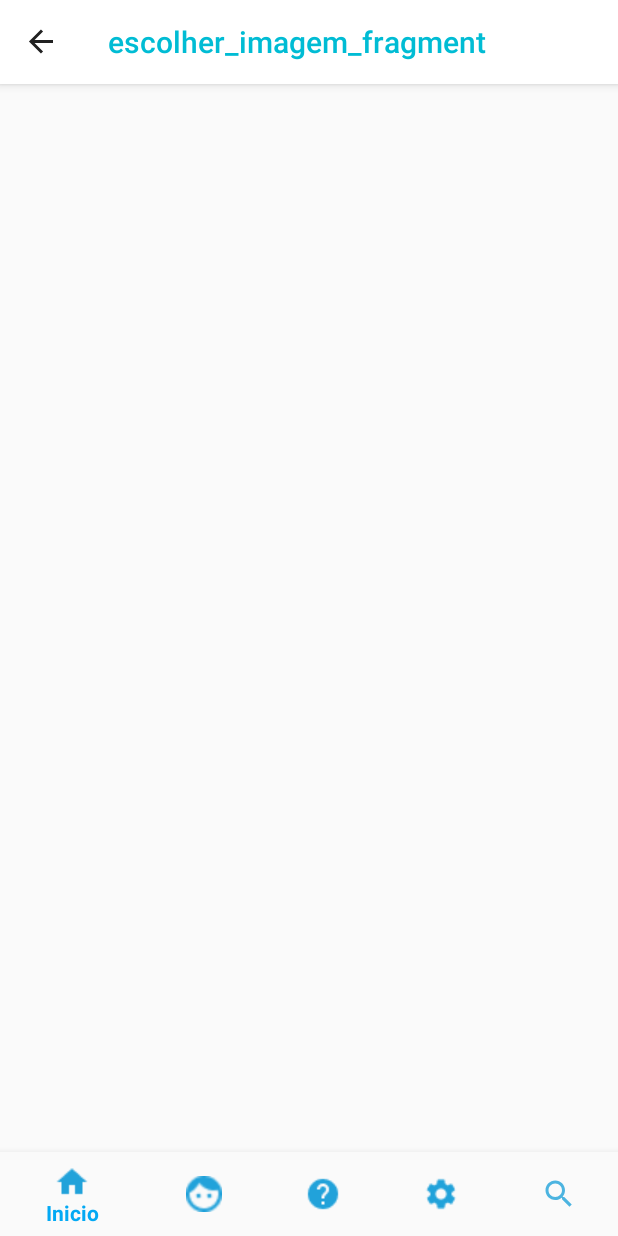
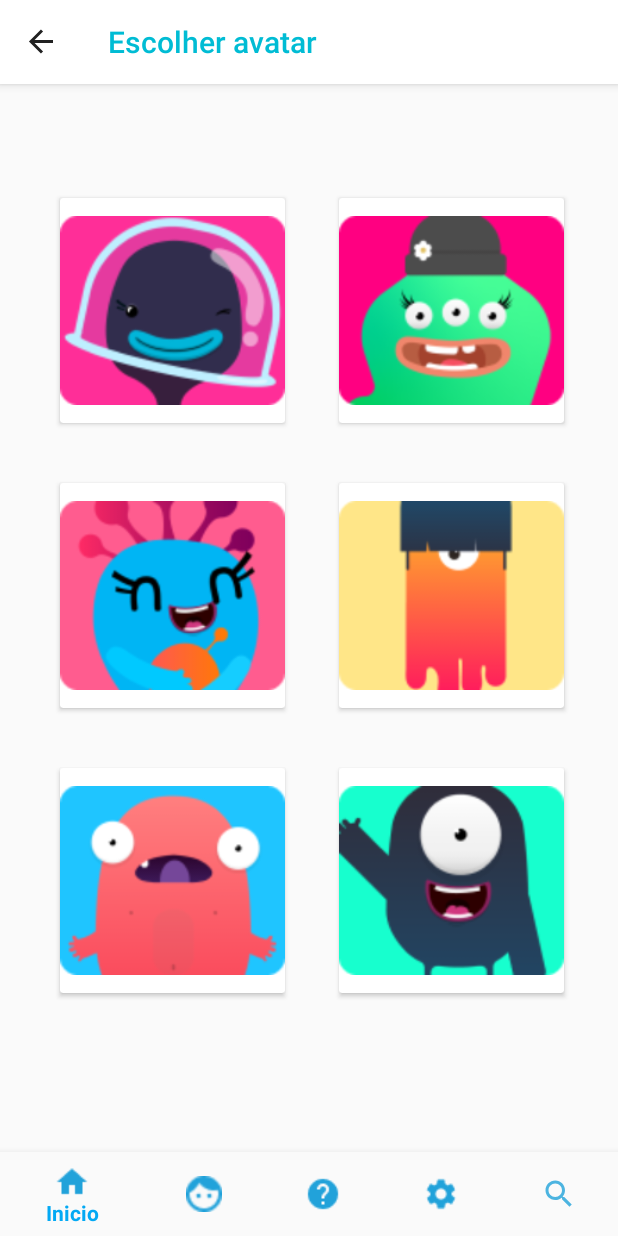
Before and after one commit to Brunostd/Edu_TesteAndroid, an Android app: the EscolherImagemFragment screen opened through its navigation route, on a phone screen of 412 x 824 dp. Run offline under Robolectric (Android 15) with nearby library versions, the phone set to English and light mode, and no system bars; our stand-ins replace Firebase (no records; nobody signed in at launch, a user with empty details on screens opened directly), navigation-ui.

Commit message:
Começando tela Escolher imagem

```diff
--- a/app/src/main/java/com/deny/eduedu/adapter/ImagemAdapter.kt
+++ b/app/src/main/java/com/deny/eduedu/adapter/ImagemAdapter.kt
@@ -14,7 +14,7 @@ class ImagemAdapter(var listaImagem: MutableList<Imagem>):
     inner class MyViewHolder(itemView: View): RecyclerView.ViewHolder(itemView){
         fun bind(imagem: Imagem){
             var escolherImagem: ImageView = itemView.findViewById(R.id.escolherImagem)
-            escolherImagem = imagem.escolherImagem
+            escolherImagem.setImageResource(imagem.escolherImagem)
         }
     }
 
--- a/app/src/main/java/com/deny/eduedu/model/Imagem.kt
+++ b/app/src/main/java/com/deny/eduedu/model/Imagem.kt
@@ -4,7 +4,7 @@ import android.graphics.drawable.Drawable
 import android.widget.ImageView
 
 class Imagem(
-    var escolherImagem: ImageView
+    var escolherImagem: Int
 ) {
     fun toMap() : HashMap<String, Any> {
 
--- a/app/src/main/java/com/deny/eduedu/ui/escolherImagem/EscolherImagemFragment.kt
+++ b/app/src/main/java/com/deny/eduedu/ui/escolherImagem/EscolherImagemFragment.kt
@@ -1,5 +1,6 @@
 package com.deny.eduedu.ui.escolherImagem
 
+import android.content.Context
 import androidx.lifecycle.ViewModelProvider
 import android.os.Bundle
 import androidx.fragment.app.Fragment
@@ -7,13 +8,13 @@ import android.view.LayoutInflater
 import android.view.View
 import android.view.ViewGroup
 import android.widget.TextView
+import androidx.appcompat.app.AppCompatActivity
 import androidx.core.view.get
 import androidx.recyclerview.widget.GridLayoutManager
 import com.bumptech.glide.Glide
 import com.deny.eduedu.R
 import com.deny.eduedu.adapter.ImagemAdapter
 import com.deny.eduedu.databinding.EscolherImagemFragmentBinding
-import com.deny.eduedu.databinding.FragmentNotificationsBinding
 import com.deny.eduedu.model.Imagem
 import com.deny.eduedu.ui.notifications.NotificationsViewModel
 import com.google.firebase.ktx.Firebase
@@ -25,12 +26,14 @@ class EscolherImagemFragment : Fragment() {
     private var _binding: EscolherImagemFragmentBinding? = null
     private var listaImagem: MutableList<Imagem> = ArrayList<Imagem>()
     lateinit var imagem: Imagem
-    var imagemAdapter: ImagemAdapter = ImagemAdapter(listaImagem)
 
     val storage = Firebase.storage
 
-    // This property is only valid between onCreateView and
-    // onDestroyView.
+    override fun onAttach(context: Context) {
+        super.onAttach(context)
+        (context as AppCompatActivity).supportActionBar!!.title = "Escolher avatar"
+    }
+
     private val binding get() = _binding!!
 
     override fun onCreateView(
@@ -44,18 +47,35 @@ class EscolherImagemFragment : Fragment() {
         _binding = EscolherImagemFragmentBinding.inflate(inflater, container, false)
         val root: View = binding.root
 
+
         consultarImagems()
 
+        binding.recyclerViewImagem.adapter = ImagemAdapter(listaImagem)
+        binding.recyclerViewImagem.layoutManager = GridLayoutManager(context, 2)
 
         return root
     }
 
     fun consultarImagems(){
 
+        imagem = Imagem(R.drawable.avatar1)
+        listaImagem.add(imagem)
 
+        imagem = Imagem(R.drawable.avatar2)
+        listaImagem.add(imagem)
 
-        binding.recyclerViewImagem.adapter = ImagemAdapter(listaImagem)
-        binding.recyclerViewImagem.layoutManager = GridLayoutManager(context, 2)
+        imagem = Imagem(R.drawable.avatar3)
+        listaImagem.add(imagem)
+
+        imagem = Imagem(R.drawable.avatar4)
+        listaImagem.add(imagem)
+
+        imagem = Imagem(R.drawable.avatar5)
+        listaImagem.add(imagem)
+
+        imagem = Imagem(R.drawable.avatar6)
+        listaImagem.add(imagem)
+
     }
 
     override fun onDestroyView() {
--- a/app/src/main/res/layout/imagem.xml
+++ b/app/src/main/res/layout/imagem.xml
@@ -1,16 +1,20 @@
 <?xml version="1.0" encoding="utf-8"?>
-<LinearLayout
-    xmlns:android="http://schemas.android.com/apk/res/android"
+<androidx.cardview.widget.CardView xmlns:android="http://schemas.android.com/apk/res/android"
     xmlns:app="http://schemas.android.com/apk/res-auto"
     android:layout_width="150dp"
     android:layout_height="150dp"
+    android:layout_margin="20dp"
     android:orientation="vertical">
 
-    <ImageView
-        android:id="@+id/escolherImagem"
+    <LinearLayout
         android:layout_width="match_parent"
-        android:layout_height="150dp"
-        android:scaleType="centerCrop"
-        app:srcCompat="@drawable/avatar7" />
+        android:layout_height="match_parent"
+        android:orientation="vertical">
 
-</LinearLayout>
+        <ImageView
+            android:id="@+id/escolherImagem"
+            android:layout_width="match_parent"
+            android:layout_height="150dp"
+            app:srcCompat="@drawable/avatar4" />
+    </LinearLayout>
+</androidx.cardview.widget.CardView>
```
Also changed, not shown: app/src/main/res/drawable-v24/avatar1.png (added), app/src/main/res/drawable-v24/avatar2.png (added), app/src/main/res/drawable-v24/avatar3.png (added), app/src/main/res/drawable-v24/avatar4.png (added), app/src/main/res/drawable-v24/avatar5.png (added), app/src/main/res/drawable-v24/avatar6.png (added).
